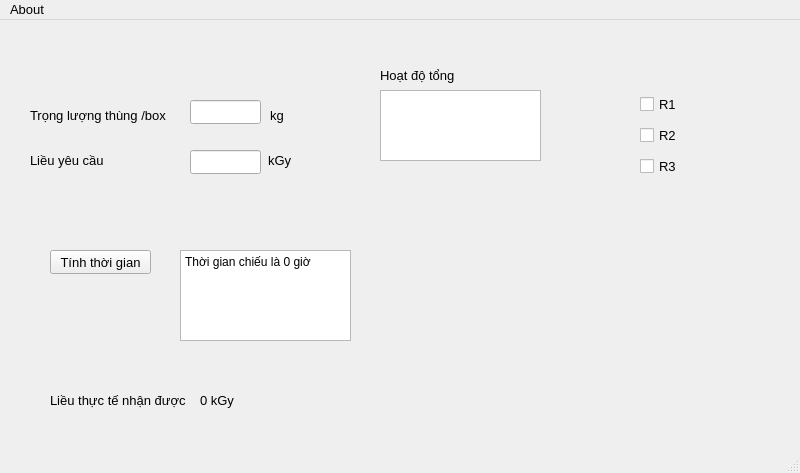
Above: dosecaluculation.ui from ptanhdnn/Dose-Calculation-Qt before the change. Below: the same form after it.
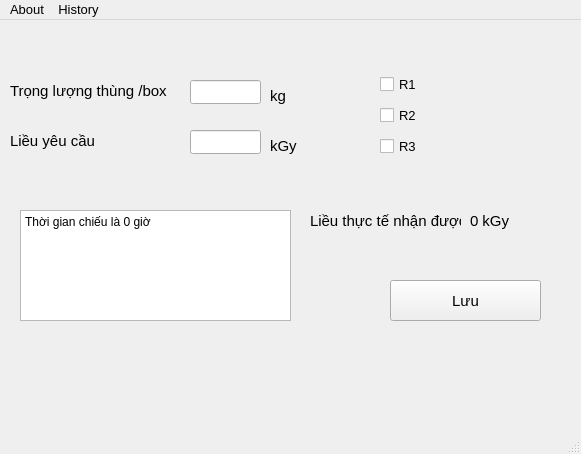
That is the form after the change.

Diff of the .ui file:
```diff
--- a/dosecaluculation.ui
+++ b/dosecaluculation.ui
@@ -6,8 +6,8 @@
    <rect>
     <x>0</x>
     <y>0</y>
-    <width>800</width>
-    <height>473</height>
+    <width>581</width>
+    <height>454</height>
    </rect>
   </property>
   <property name="font">
@@ -22,15 +22,15 @@
    <widget class="QLabel" name="lbl_weightBox">
     <property name="geometry">
      <rect>
-      <x>30</x>
-      <y>80</y>
-      <width>141</width>
-      <height>31</height>
+      <x>10</x>
+      <y>40</y>
+      <width>161</width>
+      <height>61</height>
      </rect>
     </property>
     <property name="font">
      <font>
-      <pointsize>10</pointsize>
+      <pointsize>11</pointsize>
      </font>
     </property>
     <property name="text">
@@ -40,15 +40,15 @@
    <widget class="QLabel" name="lbl_doseRequired">
     <property name="geometry">
      <rect>
-      <x>30</x>
-      <y>130</y>
+      <x>10</x>
+      <y>110</y>
       <width>111</width>
       <height>21</height>
      </rect>
     </property>
     <property name="font">
      <font>
-      <pointsize>10</pointsize>
+      <pointsize>11</pointsize>
      </font>
     </property>
     <property name="text">
@@ -59,7 +59,7 @@
     <property name="geometry">
      <rect>
       <x>190</x>
-      <y>80</y>
+      <y>60</y>
       <width>71</width>
       <height>24</height>
      </rect>
@@ -69,7 +69,7 @@
     <property name="geometry">
      <rect>
       <x>190</x>
-      <y>130</y>
+      <y>110</y>
       <width>71</width>
       <height>24</height>
      </rect>
@@ -79,14 +79,14 @@
     <property name="geometry">
      <rect>
       <x>270</x>
-      <y>80</y>
+      <y>60</y>
       <width>51</width>
       <height>31</height>
      </rect>
     </property>
     <property name="font">
      <font>
-      <pointsize>10</pointsize>
+      <pointsize>11</pointsize>
      </font>
     </property>
     <property name="text">
@@ -96,76 +96,35 @@
    <widget class="QLabel" name="lbl_doseUnit">
     <property name="geometry">
      <rect>
-      <x>268</x>
-      <y>130</y>
+      <x>270</x>
+      <y>110</y>
       <width>61</width>
-      <height>20</height>
+      <height>31</height>
      </rect>
     </property>
     <property name="font">
      <font>
-      <pointsize>10</pointsize>
+      <pointsize>11</pointsize>
      </font>
     </property>
     <property name="text">
      <string>kGy</string>
     </property>
    </widget>
-   <widget class="QLabel" name="lbl_activity2">
-    <property name="geometry">
-     <rect>
-      <x>380</x>
-      <y>40</y>
-      <width>101</width>
-      <height>31</height>
-     </rect>
-    </property>
-    <property name="font">
-     <font>
-      <pointsize>10</pointsize>
-     </font>
-    </property>
-    <property name="text">
-     <string>Hoạt độ tổng</string>
-    </property>
-   </widget>
-   <widget class="QTextBrowser" name="text_activity2">
-    <property name="geometry">
-     <rect>
-      <x>380</x>
-      <y>70</y>
-      <width>161</width>
-      <height>71</height>
-     </rect>
-    </property>
-   </widget>
-   <widget class="QPushButton" name="calculateTime">
-    <property name="geometry">
-     <rect>
-      <x>50</x>
-      <y>230</y>
-      <width>101</width>
-      <height>24</height>
-     </rect>
-    </property>
-    <property name="font">
-     <font>
-      <pointsize>10</pointsize>
-     </font>
-    </property>
-    <property name="text">
-     <string>Tính thời gian</string>
-    </property>
-   </widget>
    <widget class="QTextBrowser" name="text_result">
     <property name="geometry">
      <rect>
-      <x>180</x>
-      <y>230</y>
-      <width>171</width>
-      <height>91</height>
+      <x>20</x>
+      <y>190</y>
+      <width>271</width>
+      <height>111</height>
      </rect>
     </property>
+    <property name="font">
+     <font>
+      <pointsize>11</pointsize>
+     </font>
+    </property>
     <property name="html">
      <string>&lt;!DOCTYPE HTML PUBLIC &quot;-//W3C//DTD HTML 4.0//EN&quot; &quot;http://www.w3.org/TR/REC-html40/strict.dtd&quot;&gt;
 &lt;html&gt;&lt;head&gt;&lt;meta name=&quot;qrichtext&quot; content=&quot;1&quot; /&gt;&lt;meta charset=&quot;utf-8&quot; /&gt;&lt;style type=&quot;text/css&quot;&gt;
@@ -173,19 +132,24 @@
 hr { height: 1px; border-width: 0; }
 li.unchecked::marker { content: &quot;\2610&quot;; }
 li.checked::marker { content: &quot;\2612&quot;; }
-&lt;/style&gt;&lt;/head&gt;&lt;body style=&quot; font-family:'Segoe UI'; font-size:10pt; font-weight:400; font-style:normal;&quot;&gt;
+&lt;/style&gt;&lt;/head&gt;&lt;body style=&quot; font-family:'Segoe UI'; font-size:11pt; font-weight:400; font-style:normal;&quot;&gt;
 &lt;p style=&quot; margin-top:0px; margin-bottom:0px; margin-left:0px; margin-right:0px; -qt-block-indent:0; text-indent:0px;&quot;&gt;&lt;span style=&quot; font-size:9pt;&quot;&gt;Thời gian chiếu là 0 giờ&lt;/span&gt;&lt;/p&gt;&lt;/body&gt;&lt;/html&gt;</string>
     </property>
    </widget>
    <widget class="QLabel" name="lbl_dose_real">
     <property name="geometry">
      <rect>
-      <x>50</x>
-      <y>370</y>
+      <x>310</x>
+      <y>190</y>
       <width>151</width>
       <height>21</height>
      </rect>
     </property>
+    <property name="font">
+     <font>
+      <pointsize>11</pointsize>
+     </font>
+    </property>
     <property name="text">
      <string>Liều thực tế nhận được</string>
     </property>
@@ -193,12 +157,17 @@
    <widget class="QLabel" name="lbl_dose_recalculated">
     <property name="geometry">
      <rect>
-      <x>200</x>
-      <y>370</y>
-      <width>49</width>
+      <x>470</x>
+      <y>190</y>
+      <width>71</width>
       <height>21</height>
      </rect>
     </property>
+    <property name="font">
+     <font>
+      <pointsize>11</pointsize>
+     </font>
+    </property>
     <property name="text">
      <string>0 kGy</string>
     </property>
@@ -208,20 +177,41 @@
      <rect>
       <x>30</x>
       <y>10</y>
-      <width>101</width>
-      <height>61</height>
+      <width>61</width>
+      <height>51</height>
      </rect>
     </property>
     <property name="text">
      <string/>
     </property>
    </widget>
+   <widget class="QLabel" name="lbl_currentTime">
+    <property name="geometry">
+     <rect>
+      <x>310</x>
+      <y>360</y>
+      <width>241</width>
+      <height>31</height>
+     </rect>
+    </property>
+    <property name="font">
+     <font>
+      <pointsize>11</pointsize>
+     </font>
+    </property>
+    <property name="layoutDirection">
+     <enum>Qt::RightToLeft</enum>
+    </property>
+    <property name="text">
+     <string/>
+    </property>
+   </widget>
    <widget class="QWidget" name="layoutWidget">
     <property name="geometry">
      <rect>
-      <x>640</x>
-      <y>70</y>
-      <width>41</width>
+      <x>380</x>
+      <y>50</y>
+      <width>42</width>
       <height>91</height>
      </rect>
     </property>
@@ -249,11 +239,11 @@
      </item>
     </layout>
    </widget>
-   <widget class="QWidget" name="layoutWidget">
+   <widget class="QWidget" name="layoutWidget_2">
     <property name="geometry">
      <rect>
-      <x>700</x>
-      <y>70</y>
+      <x>440</x>
+      <y>50</y>
       <width>81</width>
       <height>91</height>
      </rect>
@@ -297,13 +287,13 @@
      </item>
     </layout>
    </widget>
-   <widget class="QLabel" name="lbl_currentTime">
+   <widget class="QPushButton" name="btn_save">
     <property name="geometry">
      <rect>
-      <x>530</x>
-      <y>380</y>
-      <width>241</width>
-      <height>31</height>
+      <x>390</x>
+      <y>260</y>
+      <width>151</width>
+      <height>41</height>
      </rect>
     </property>
     <property name="font">
@@ -315,7 +305,7 @@
      <enum>Qt::RightToLeft</enum>
     </property>
     <property name="text">
-     <string/>
+     <string>Lưu</string>
     </property>
    </widget>
   </widget>
@@ -324,7 +314,7 @@
     <rect>
      <x>0</x>
      <y>0</y>
-     <width>800</width>
+     <width>581</width>
      <height>23</height>
     </rect>
    </property>
@@ -334,7 +324,15 @@
     </property>
     <addaction name="actioninfo"/>
    </widget>
+   <widget class="QMenu" name="menuHistory">
+    <property name="title">
+     <string>History</string>
+    </property>
+    <addaction name="action_hisCustom"/>
+    <addaction name="action_histoDose"/>
+   </widget>
    <addaction name="menuAbout"/>
+   <addaction name="menuHistory"/>
   </widget>
   <widget class="QStatusBar" name="statusbar"/>
   <action name="actioninfo">
```
Left out of the diff: 13 changed lines with no effect on the pictures.
